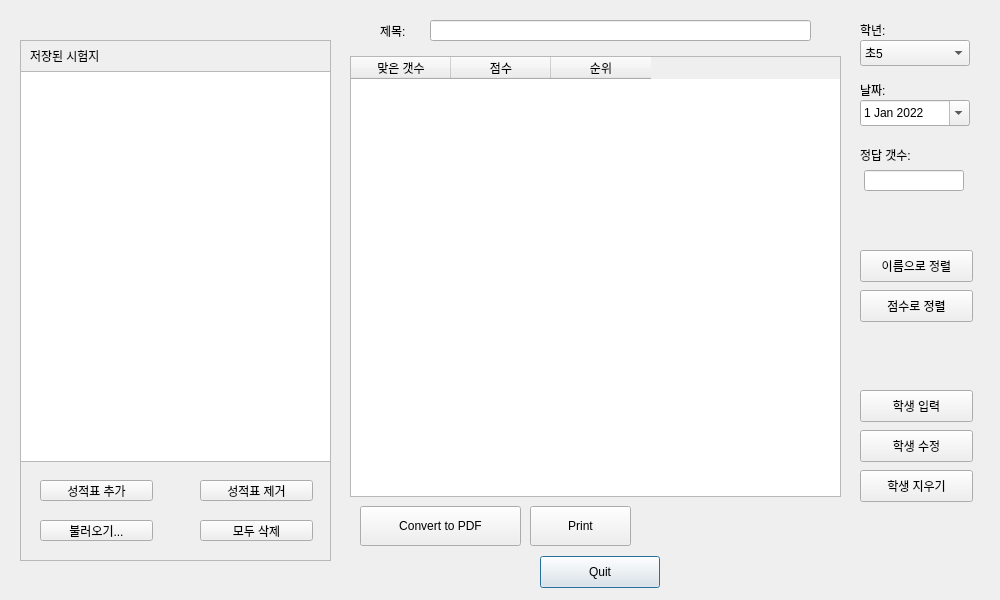
Old version of the form panda_qt.ui in the repository noobcpuls/pandaQt.
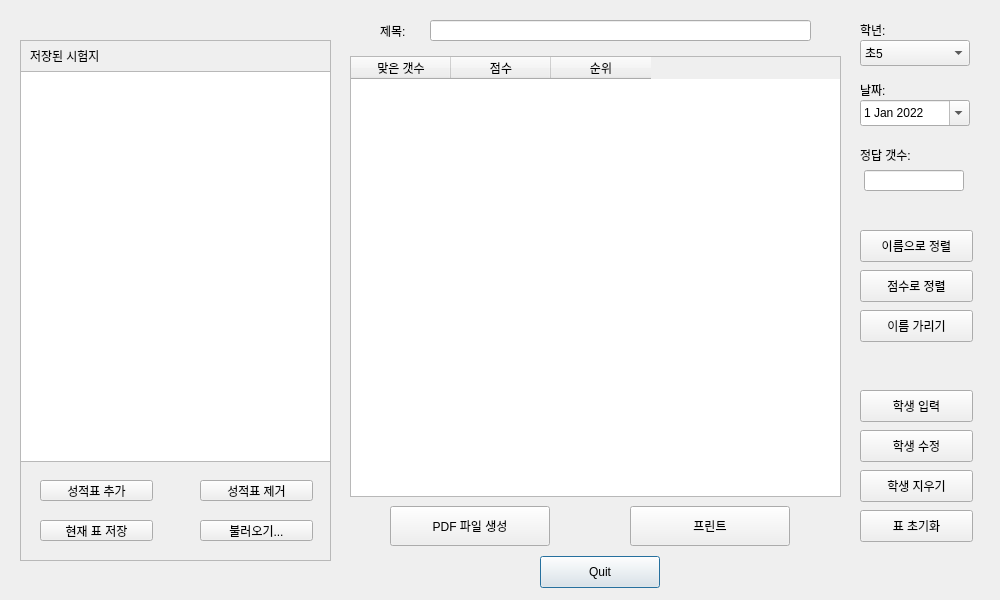
New version of the form.

```diff
--- a/panda_qt.ui
+++ b/panda_qt.ui
@@ -102,30 +102,17 @@
     </property>
    </item>
   </widget>
-  <widget class="QPushButton" name="pdfBtn">
-   <property name="geometry">
-    <rect>
-     <x>360</x>
-     <y>506</y>
-     <width>161</width>
-     <height>40</height>
-    </rect>
-   </property>
-   <property name="text">
-    <string>Convert to PDF</string>
-   </property>
-  </widget>
   <widget class="QPushButton" name="printBtn">
    <property name="geometry">
     <rect>
-     <x>530</x>
+     <x>630</x>
      <y>506</y>
-     <width>101</width>
+     <width>160</width>
      <height>40</height>
     </rect>
    </property>
    <property name="text">
-    <string>Print</string>
+    <string>프린트</string>
    </property>
   </widget>
   <widget class="QDateEdit" name="dateEdit">
@@ -288,7 +275,7 @@
    <widget class="QPushButton" name="loadFileBtn">
     <property name="geometry">
      <rect>
-      <x>20</x>
+      <x>180</x>
       <y>480</y>
       <width>113</width>
       <height>21</height>
@@ -301,14 +288,14 @@
    <widget class="QPushButton" name="allClearBtn">
     <property name="geometry">
      <rect>
-      <x>180</x>
+      <x>20</x>
       <y>480</y>
       <width>113</width>
       <height>21</height>
      </rect>
     </property>
     <property name="text">
-     <string>모두 삭제</string>
+     <string>현재 표 저장</string>
     </property>
    </widget>
   </widget>
@@ -362,7 +349,7 @@
    <property name="geometry">
     <rect>
      <x>860</x>
-     <y>250</y>
+     <y>230</y>
      <width>113</width>
      <height>32</height>
     </rect>
@@ -375,7 +362,7 @@
    <property name="geometry">
     <rect>
      <x>860</x>
-     <y>290</y>
+     <y>270</y>
      <width>113</width>
      <height>32</height>
     </rect>
@@ -397,6 +384,45 @@
     <string>학생 수정</string>
    </property>
   </widget>
+  <widget class="QPushButton" name="clearBtn">
+   <property name="geometry">
+    <rect>
+     <x>860</x>
+     <y>510</y>
+     <width>113</width>
+     <height>32</height>
+    </rect>
+   </property>
+   <property name="text">
+    <string>표 초기화</string>
+   </property>
+  </widget>
+  <widget class="QPushButton" name="sortByGrade">
+   <property name="geometry">
+    <rect>
+     <x>860</x>
+     <y>310</y>
+     <width>113</width>
+     <height>32</height>
+    </rect>
+   </property>
+   <property name="text">
+    <string>이름 가리기</string>
+   </property>
+  </widget>
+  <widget class="QPushButton" name="printSheet">
+   <property name="geometry">
+    <rect>
+     <x>390</x>
+     <y>506</y>
+     <width>160</width>
+     <height>40</height>
+    </rect>
+   </property>
+   <property name="text">
+    <string>PDF 파일 생성</string>
+   </property>
+  </widget>
  </widget>
  <resources/>
  <connections/>
```
Left out of the diff: 2 changed lines with no effect on the pictures.
